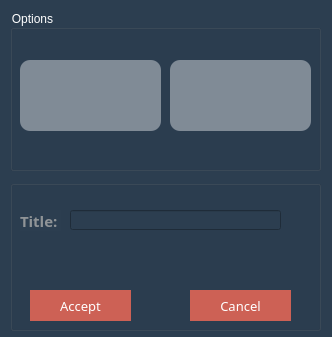
Above: Templates/FormTools.ui from JE8879/Language-Translator before the change. Below: the same form after it.
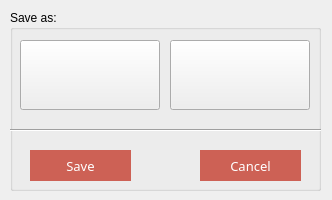
That is the form after the change. Icons and pictures are not drawn.

```diff
--- a/Templates/FormTools.ui
+++ b/Templates/FormTools.ui
@@ -7,20 +7,20 @@
     <x>0</x>
     <y>0</y>
     <width>332</width>
-    <height>337</height>
+    <height>200</height>
    </rect>
   </property>
   <property name="minimumSize">
    <size>
-    <width>332</width>
-    <height>337</height>
+    <width>330</width>
+    <height>200</height>
    </size>
   </property>
   <property name="windowTitle">
    <string>Tools</string>
   </property>
   <property name="styleSheet">
-   <string notr="true">background-color: rgb(44, 62, 80);</string>
+   <string notr="true"/>
   </property>
   <widget class="QGroupBox" name="groupBox">
    <property name="geometry">
@@ -28,29 +28,29 @@
      <x>10</x>
      <y>10</y>
      <width>311</width>
-     <height>161</height>
+     <height>181</height>
     </rect>
    </property>
    <property name="styleSheet">
-    <string notr="true">QGroupBox{color:white;}</string>
+    <string notr="true"/>
    </property>
    <property name="title">
-    <string>Options</string>
+    <string>Save as:</string>
    </property>
    <widget class="QPushButton" name="BtnPdf">
     <property name="geometry">
      <rect>
       <x>10</x>
-      <y>50</y>
-      <width>141</width>
-      <height>71</height>
+      <y>30</y>
+      <width>140</width>
+      <height>70</height>
      </rect>
     </property>
+    <property name="layoutDirection">
+     <enum>Qt::LeftToRight</enum>
+    </property>
     <property name="styleSheet">
-     <string notr="true">QPushButton#BtnPdf{background-color:rgb(128, 139, 150);;border:solid 1px black;color:white;
-border-radius: 10px;}
-QPushButton#BtnPdf:hover{background-color:rgb(205, 97, 85);}
-</string>
+     <string notr="true"/>
     </property>
     <property name="text">
      <string/>
@@ -76,15 +76,13 @@
     <property name="geometry">
      <rect>
       <x>160</x>
-      <y>50</y>
-      <width>141</width>
-      <height>71</height>
+      <y>30</y>
+      <width>140</width>
+      <height>70</height>
      </rect>
     </property>
     <property name="styleSheet">
-     <string notr="true">QPushButton#BtnWord{background-color:rgb(128, 139, 150);;border:solid 1px black;
-border-radius: 10px;}
-QPushButton#BtnWord:hover{background-color:rgb(59, 134, 204);}</string>
+     <string notr="true"/>
     </property>
     <property name="text">
      <string/>
@@ -101,109 +99,13 @@
     </property>
     <property name="checkable">
      <bool>true</bool>
-    </property>
-   </widget>
-  </widget>
-  <widget class="QGroupBox" name="groupBox_2">
-   <property name="geometry">
-    <rect>
-     <x>10</x>
-     <y>180</y>
-     <width>311</width>
-     <height>151</height>
-    </rect>
-   </property>
-   <property name="sizePolicy">
-    <sizepolicy hsizetype="Preferred" vsizetype="Preferred">
-     <horstretch>0</horstretch>
-     <verstretch>0</verstretch>
-    </sizepolicy>
-   </property>
-   <property name="minimumSize">
-    <size>
-     <width>311</width>
-     <height>151</height>
-    </size>
-   </property>
-   <property name="maximumSize">
-    <size>
-     <width>151</width>
-     <height>151</height>
-    </size>
-   </property>
-   <property name="styleSheet">
-    <string>QGroupBox{color:white;}</string>
-   </property>
-   <property name="title">
-    <string/>
-   </property>
-   <widget class="QLabel" name="label">
-    <property name="geometry">
-     <rect>
-      <x>10</x>
-      <y>30</y>
-      <width>41</width>
-      <height>21</height>
-     </rect>
-    </property>
-    <property name="font">
-     <font>
-      <family>Century Gothic</family>
-      <pointsize>11</pointsize>
-      <weight>75</weight>
-      <bold>true</bold>
-     </font>
-    </property>
-    <property name="styleSheet">
-     <string notr="true">color:rgb(144, 148, 151);</string>
-    </property>
-    <property name="text">
-     <string>Title:</string>
-    </property>
-   </widget>
-   <widget class="QLineEdit" name="textTitle">
-    <property name="geometry">
-     <rect>
-      <x>60</x>
-      <y>30</y>
-      <width>211</width>
-      <height>20</height>
-     </rect>
-    </property>
-    <property name="styleSheet">
-     <string notr="true">QLineEdit#textTitle{color:white;}</string>
-    </property>
-   </widget>
-   <widget class="QPushButton" name="BtnAccept">
-    <property name="geometry">
-     <rect>
-      <x>20</x>
-      <y>110</y>
-      <width>101</width>
-      <height>31</height>
-     </rect>
-    </property>
-    <property name="font">
-     <font>
-      <family>Century Gothic</family>
-      <pointsize>10</pointsize>
-     </font>
-    </property>
-    <property name="styleSheet">
-     <string notr="true">QPushButton{color:white;background-color: rgb(205, 97, 85);border:solid 1px black;}
-QPushButton:hover{background-color: rgb(229, 152, 102);}
-QPushButton:pressed{background-color: rgb(220, 118, 51);}
-</string>
-    </property>
-    <property name="text">
-     <string>Accept</string>
     </property>
    </widget>
    <widget class="QPushButton" name="BtnCancel">
     <property name="geometry">
      <rect>
-      <x>180</x>
-      <y>110</y>
+      <x>190</x>
+      <y>140</y>
       <width>101</width>
       <height>31</height>
      </rect>
@@ -224,6 +126,44 @@
      <string>Cancel</string>
     </property>
    </widget>
+   <widget class="QPushButton" name="BtnSave">
+    <property name="geometry">
+     <rect>
+      <x>20</x>
+      <y>140</y>
+      <width>101</width>
+      <height>31</height>
+     </rect>
+    </property>
+    <property name="font">
+     <font>
+      <family>Century Gothic</family>
+      <pointsize>10</pointsize>
+     </font>
+    </property>
+    <property name="styleSheet">
+     <string notr="true">QPushButton{color:white;background-color: rgb(205, 97, 85);border:solid 1px black;}
+QPushButton:hover{background-color: rgb(229, 152, 102);}
+QPushButton:pressed{background-color: rgb(220, 118, 51);}
+</string>
+    </property>
+    <property name="text">
+     <string>Save</string>
+    </property>
+   </widget>
+   <widget class="Line" name="line">
+    <property name="geometry">
+     <rect>
+      <x>-3</x>
+      <y>110</y>
+      <width>321</width>
+      <height>20</height>
+     </rect>
+    </property>
+    <property name="orientation">
+     <enum>Qt::Horizontal</enum>
+    </property>
+   </widget>
   </widget>
  </widget>
  <resources/>
```
Left out of the diff: 4 changed lines with no effect on the pictures.
